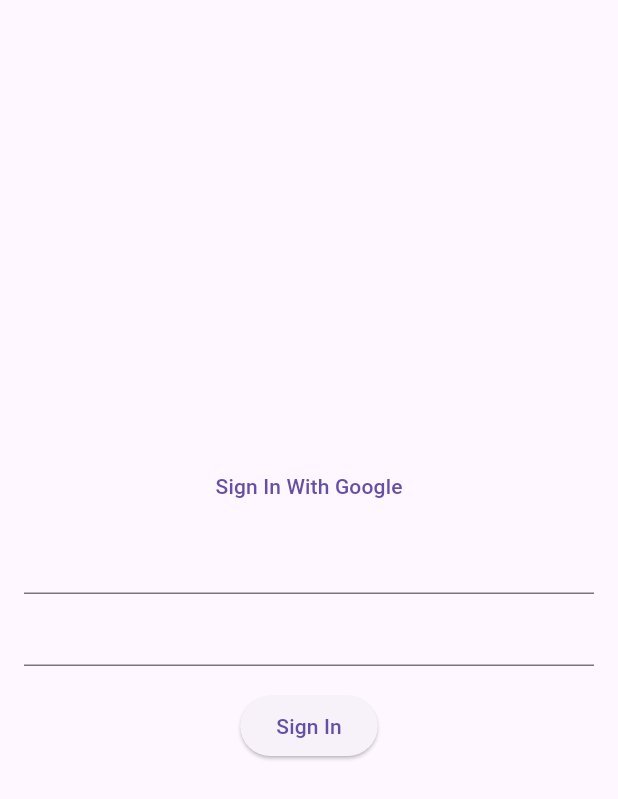
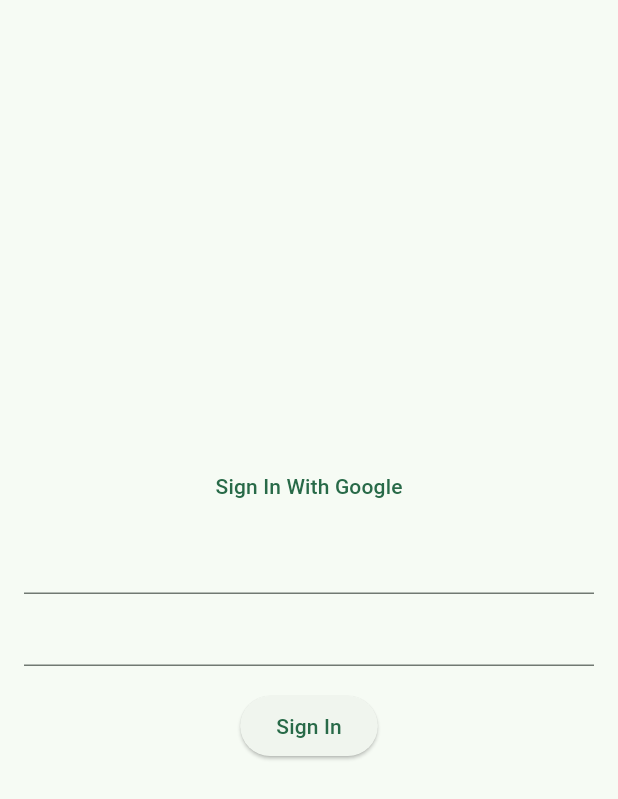
Before and after one commit to jewlexx/adtrac, a Flutter app: the screen it shows after launch, on a phone screen of 412 x 824 dp. Shown: the top 799 px of the screen. Run offline on Flutter 3.47's test engine with Material 3 defaults, Android fonts, the phone set to English and light mode, and no system bars; drawn by our look-alikes of dynamic_color; our stand-ins replace cached_network_image, cloud_firestore, file_picker, firebase_auth, firebase_core, google_sign_in and 1 more; accounts and stored records are empty.

Commit message:
use system colours

```diff
--- a/lib/main.dart
+++ b/lib/main.dart
@@ -1,10 +1,12 @@
+import "package:cloud_firestore/cloud_firestore.dart";
+import "package:dynamic_color/dynamic_color.dart";
+import "package:firebase_auth/firebase_auth.dart";
 import "package:firebase_core/firebase_core.dart";
 import "package:flutter/foundation.dart";
 import "package:flutter/material.dart";
 
 import "routes.dart";
-
-import 'firebase_options.dart';
+import "firebase_options.dart";
 
 const ENABLE_EMULATORS = false;
 
@@ -16,8 +18,8 @@
 
   if (kDebugMode && ENABLE_EMULATORS) {
     try {
-      // FirebaseFirestore.instance.use FirestoreEmulator('localhost', 8009);
-      // await FirebaseAuth.instance.useAuthEmulator('localhost', 9099);
+      FirebaseFirestore.instance.useFirestoreEmulator('localhost', 8009);
+      await FirebaseAuth.instance.useAuthEmulator('localhost', 9099);
     } catch (e) {
       // ignore: avoid_print
       print(e);
@@ -34,10 +36,38 @@
 
   @override
   Widget build(BuildContext context) {
+    return DynamicColorBuilder(
+      builder: (lightDynamic, darkDynamic) {
+        ColorScheme lightColorScheme;
+        ColorScheme darkColorScheme;
+
+        if (lightDynamic != null && darkDynamic != null) {
+          lightColorScheme = lightDynamic.harmonized();
+          darkColorScheme = darkDynamic.harmonized();
+        } else {
+          const brandColour = Color.fromARGB(255, 8, 163, 104);
+
+          lightColorScheme = ColorScheme.fromSeed(
+            seedColor: brandColour,
+          );
+
+          darkColorScheme = ColorScheme.fromSeed(
+            seedColor: brandColour,
+            brightness: Brightness.dark,
+          );
+        }
+
         return MaterialApp(
           title: title,
-      theme: ThemeData(useMaterial3: true),
-      darkTheme: ThemeData(useMaterial3: true, brightness: Brightness.dark),
+          theme: ThemeData(
+            useMaterial3: true,
+            colorScheme: lightColorScheme,
+          ),
+          darkTheme: ThemeData(
+            useMaterial3: true,
+            brightness: Brightness.dark,
+            colorScheme: darkColorScheme,
+          ),
           themeMode: ThemeMode.system,
           // routes: routes,
           initialRoute: "/",
@@ -45,7 +75,8 @@
             final page = routes[settings.name];
             if (page != null) {
               return PageRouteBuilder(
-            pageBuilder: (context, animation, secondaryAnimation) => page(null),
+                pageBuilder: (context, animation, secondaryAnimation) =>
+                    page(null),
                 transitionsBuilder:
                     (context, animation, secondaryAnimation, child) =>
                         transitionBuilder(animation, child),
@@ -53,6 +84,8 @@
             }
 
             return null;
+          },
+        );
       },
     );
   }
--- a/pubspec.yaml
+++ b/pubspec.yaml
@@ -23,6 +23,7 @@
   file_picker: ^6.1.1
   flutter_file_dialog: ^3.0.2
   cached_network_image: ^3.3.1
+  dynamic_color: ^1.7.0
 
 dev_dependencies:
   flutter_test:
```
Also changed, not shown: pubspec.lock. Lines whose indentation alone changed are shown as unchanged.
